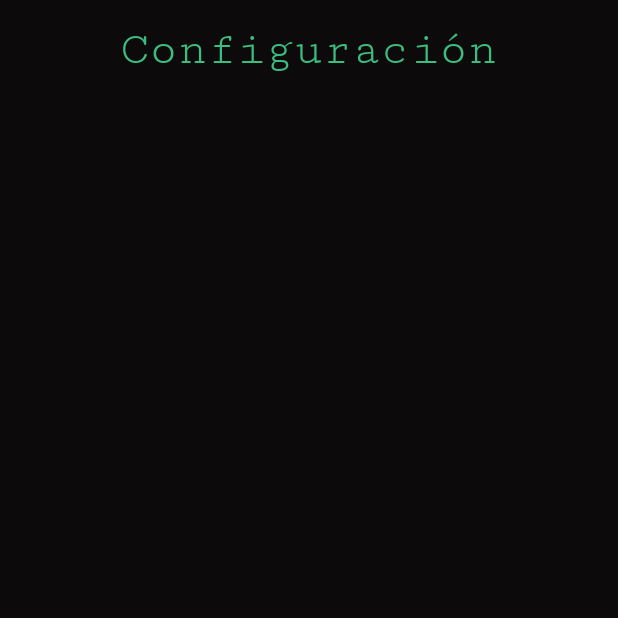
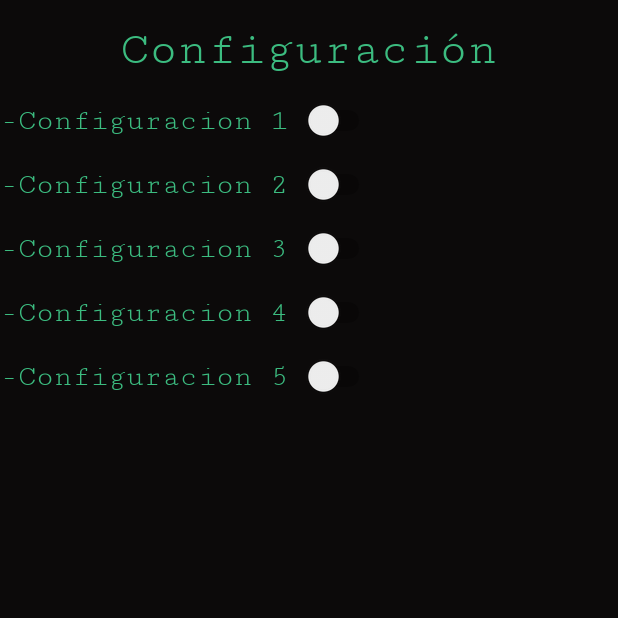
Before and after one commit to GabrielAran/Proyecto-final-Our-Tornament, an Android app: the fragment Configuracion placed in its activity, on a phone screen of 412 x 824 dp, the top half of it. Run offline under Robolectric (Android 15) with nearby library versions, the phone set to English and light mode, and no system bars.

Commit message:
cambios Ale y Gabi

```diff
--- a/ProyectoOurTorunament/app/src/main/res/layout/admin_configuracion.xml
+++ b/ProyectoOurTorunament/app/src/main/res/layout/admin_configuracion.xml
@@ -3,7 +3,8 @@
     android:layout_width="match_parent"
     android:layout_height="match_parent"
     android:background="#FFFFFF"
-    android:backgroundTint="#0C0A0A">
+    android:backgroundTint="#0C0A0A"
+    android:orientation="vertical">
 
     <TextView
         android:layout_width="wrap_content"
@@ -15,4 +16,109 @@
         android:textColor="#3CBC80"
         android:textSize="32dp" />
 
+    <LinearLayout
+        android:layout_width="match_parent"
+        android:layout_height="wrap_content"
+        android:orientation="horizontal">
+
+        <TextView
+            android:layout_width="wrap_content"
+            android:layout_height="wrap_content"
+            android:layout_marginTop="15dp"
+            android:fontFamily="serif-monospace"
+            android:text="-Configuracion 1"
+            android:textColor="#3CBC80"
+            android:textSize="20dp" />
+
+        <Switch
+            android:layout_width="wrap_content"
+            android:layout_height="wrap_content"
+            android:layout_marginTop="15dp"
+            android:layout_marginLeft="10dp"/>
+    </LinearLayout>
+
+    <LinearLayout
+        android:layout_width="match_parent"
+        android:layout_height="wrap_content"
+        android:orientation="horizontal">
+
+        <TextView
+            android:layout_width="wrap_content"
+            android:layout_height="wrap_content"
+            android:layout_marginTop="15dp"
+            android:fontFamily="serif-monospace"
+            android:text="-Configuracion 2"
+            android:textColor="#3CBC80"
+            android:textSize="20dp" />
+
+        <Switch
+            android:layout_width="wrap_content"
+            android:layout_height="wrap_content"
+            android:layout_marginTop="15dp"
+            android:layout_marginLeft="10dp"/>
+    </LinearLayout>
+
+    <LinearLayout
+        android:layout_width="match_parent"
+        android:layout_height="wrap_content"
+        android:orientation="horizontal">
+
+        <TextView
+            android:layout_width="wrap_content"
+            android:layout_height="wrap_content"
+            android:layout_marginTop="15dp"
+            android:fontFamily="serif-monospace"
+            android:text="-Configuracion 3"
+            android:textColor="#3CBC80"
+            android:textSize="20dp" />
+
+        <Switch
+            android:layout_width="wrap_content"
+            android:layout_height="wrap_content"
+            android:layout_marginTop="15dp"
+            android:layout_marginLeft="10dp"/>
+    </LinearLayout>
+
+    <LinearLayout
+        android:layout_width="match_parent"
+        android:layout_height="wrap_content"
+        android:orientation="horizontal">
+
+        <TextView
+            android:layout_width="wrap_content"
+            android:layout_height="wrap_content"
+            android:layout_marginTop="15dp"
+            android:fontFamily="serif-monospace"
+            android:text="-Configuracion 4"
+            android:textColor="#3CBC80"
+            android:textSize="20dp" />
+
+        <Switch
+            android:layout_width="wrap_content"
+            android:layout_height="wrap_content"
+            android:layout_marginTop="15dp"
+            android:layout_marginLeft="10dp"/>
+    </LinearLayout>
+
+    <LinearLayout
+        android:layout_width="match_parent"
+        android:layout_height="wrap_content"
+        android:orientation="horizontal">
+
+        <TextView
+            android:layout_width="wrap_content"
+            android:layout_height="wrap_content"
+            android:layout_marginTop="15dp"
+            android:fontFamily="serif-monospace"
+            android:text="-Configuracion 5"
+            android:textColor="#3CBC80"
+            android:textSize="20dp" />
+
+        <Switch
+            android:layout_width="wrap_content"
+            android:layout_height="wrap_content"
+            android:layout_marginTop="15dp"
+            android:layout_marginLeft="10dp"/>
+    </LinearLayout>
+
 </LinearLayout>
```
Also changed, not shown: ProyectoOurTorunament/app/src/main/java/com/example/ourtournament/Administracion/Administracion.java (+55 -1 lines), ProyectoOurTorunament/app/src/main/java/com/example/ourtournament/Administracion/Perfil.java (+74 -1 lines), ProyectoOurTorunament/app/src/main/res/layout/admin_perfil.xml (+14 -23 lines), 1 other file.
